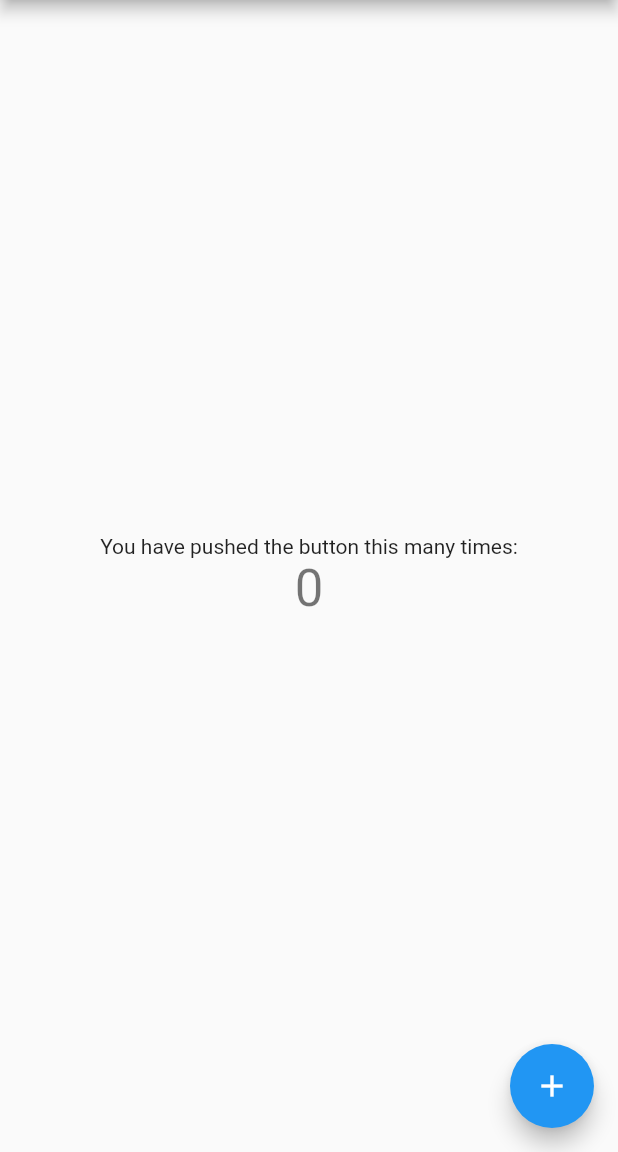
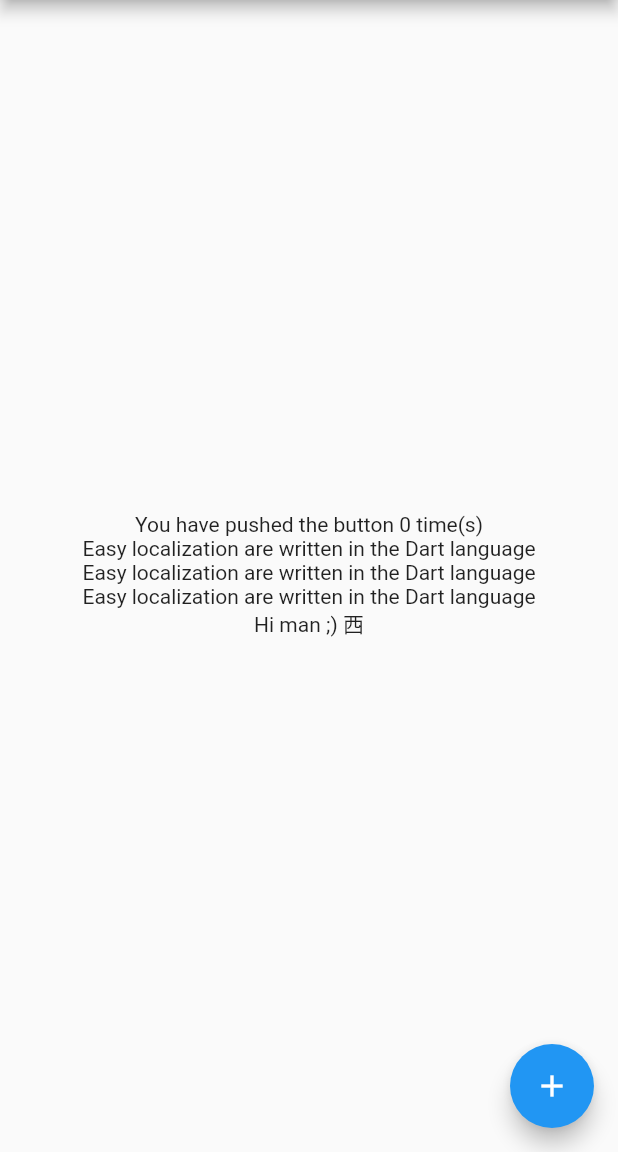
Before and after one commit to atahatah/practice_easy_localization, a Flutter app: the screen it shows after launch, on a phone screen of 412 x 824 dp, the part 84-1236 px from its top. Run offline on Flutter 3.47's test engine with Material 2 defaults, Android fonts, the phone set to English and light mode, and no system bars; our stand-ins replace easy_localization.

Commit message:
Usage https://pub.dev/packages/easy_localization#usage

```diff
--- a/assets/translations/en.json
+++ b/assets/translations/en.json
@@ -0,0 +1,12 @@
+{
+  "app_title": "Flutter Demo",
+  "home_title": "Flutter Demo Home Page",
+  "pushed_times": "You have pushed the button {} time(s)",
+  "msg":"{} are written in the {} language",
+  "msg_named":"Easy localization are written in the {lang} language",
+  "msg_mixed":"{} are written in the {lang} language",
+  "gender":{
+    "male":"Hi man ;) {}",
+    "female":"Hello girl :) {}",
+    "other":"Hello {}"
+  }}
--- a/lib/main.dart
+++ b/lib/main.dart
@@ -1,11 +1,15 @@
 // https://pub.dev/packages/easy_localization
 // このページの内容を参考に進める。
+
+// 各言語の設定ファイルの変更は Hot Reload ではなく、Hot Restart を使わないと反映されない。
+// また、言語の変更も同様（変数を用いない場合はHot Reloadで反映される）
 
 import 'package:flutter/material.dart';
 import 'package:flutter_localizations/flutter_localizations.dart';
 import 'package:easy_localization/easy_localization.dart';
 
 void main() async {
+  // Needs to be called so that we can await for EasyLocalization.ensureInitialized();
   WidgetsFlutterBinding.ensureInitialized();
   await EasyLocalization.ensureInitialized();
   runApp(EasyLocalization(
@@ -26,6 +30,8 @@ class MyApp extends StatelessWidget {
 
   @override
   Widget build(BuildContext context) {
+    // .tr()メソッドなどを使う場合はBuildContextを更新したほうが無難
+    // そうしないと微妙にINFOが出る
     return MaterialApp(
       localizationsDelegates: context.localizationDelegates,
       supportedLocales: context.supportedLocales,
@@ -34,15 +40,13 @@ class MyApp extends StatelessWidget {
       theme: ThemeData(
         primarySwatch: Colors.blue,
       ),
-      home: const MyHomePage(title: 'Flutter Demo Home Page'),
+      home: const MyHomePage(),
     );
   }
 }
 
 class MyHomePage extends StatefulWidget {
-  const MyHomePage({Key? key, required this.title}) : super(key: key);
-
-  final String title;
+  const MyHomePage({Key? key}) : super(key: key);
 
   @override
   State<MyHomePage> createState() => _MyHomePageState();
@@ -59,21 +63,26 @@ class _MyHomePageState extends State<MyHomePage> {
 
   @override
   Widget build(BuildContext context) {
+    const _gender = false;
     return Scaffold(
       appBar: AppBar(
-        title: Text(widget.title),
+        title: Text('home_title'.tr()),
       ),
       body: Center(
         child: Column(
           mainAxisAlignment: MainAxisAlignment.center,
           children: <Widget>[
             const Text(
-              'You have pushed the button this many times:',
-            ),
-            Text(
-              '$_counter',
-              style: Theme.of(context).textTheme.headline4,
-            ),
+              'pushed_times',
+            ).tr(args: ['$_counter']),
+            // args
+            Text('msg').tr(args: ['Easy localization', 'Dart']),
+            // namedArgs
+            Text('msg_named').tr(namedArgs: {'lang': 'Dart'}),
+            // args and namedArgs
+            Text('msg_mixed').tr(args: ['Easy localization'], namedArgs: {'lang': 'Dart'}),
+            // gender
+            Text('gender').tr(gender: _gender ? "female" : "male", args: ['西']),
           ],
         ),
       ),
```
Also changed, not shown: assets/translations/ja-JP.json (+13 -0 lines).
